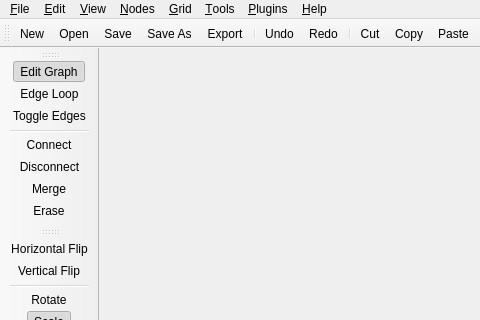
Before: the Qt Designer form src/dialogs/main_window.ui in mbasaglia/Knotter, drawn with Qt 5; both pictures show x 0 to 480 and y 0 to 320 of the 640 by 488 pixel window.
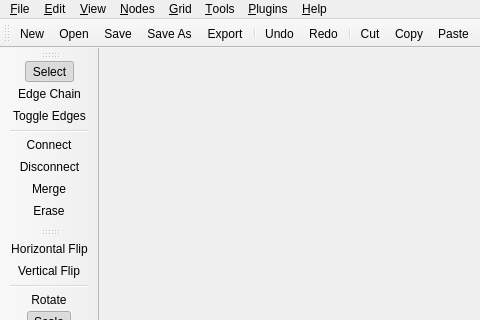
After: the same form once the commit is applied. Icons and pictures are not drawn. Custom widgets are drawn as their Qt base class.

```diff
--- a/src/dialogs/main_window.ui
+++ b/src/dialogs/main_window.ui
@@ -602,7 +602,7 @@
     </iconset>
    </property>
    <property name="text">
-    <string>&amp;Edit Graph</string>
+    <string>&amp;Select</string>
    </property>
    <property name="shortcut">
     <string>Alt+Shift+E</string>
@@ -618,7 +618,7 @@
     </iconset>
    </property>
    <property name="text">
-    <string>Edge &amp;Loop</string>
+    <string>Edge &amp;Chain</string>
    </property>
    <property name="shortcut">
     <string>Alt+Shift+L</string>
```
